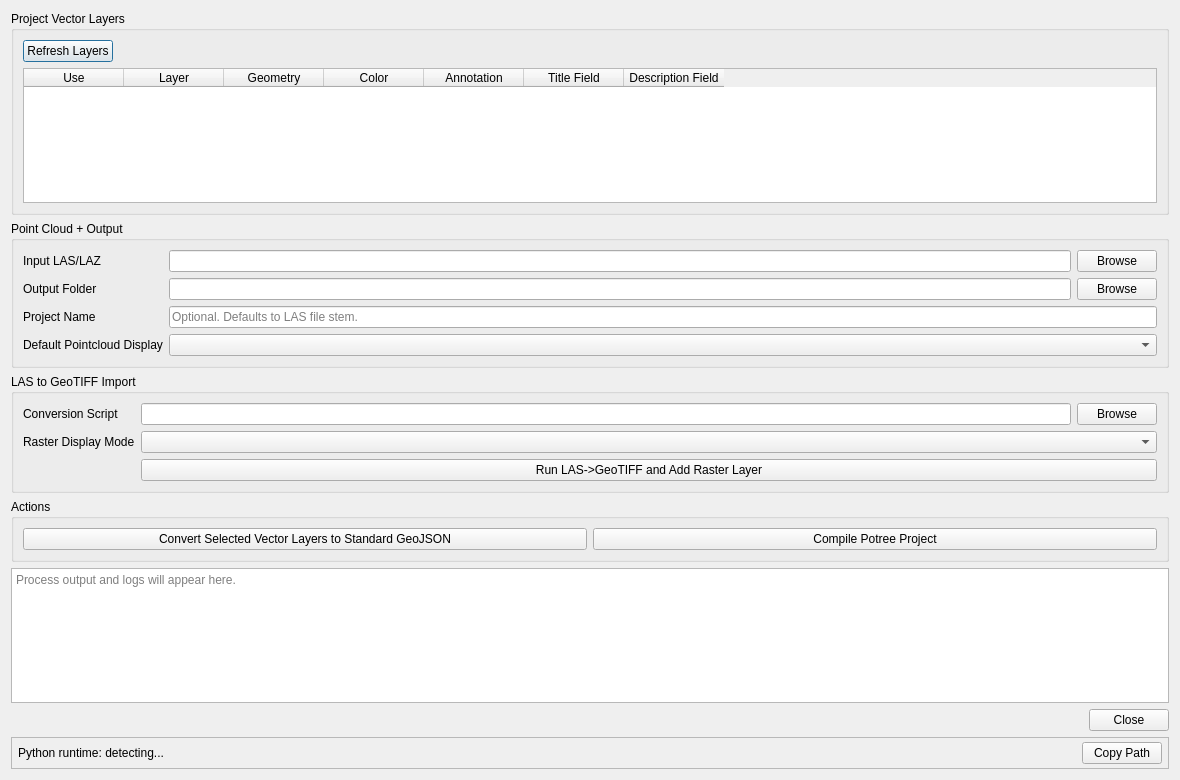
ThomasFarmer/PotreeCraft, file qgis_plugin/potreecraft_dialog_base.ui: the form before one commit.
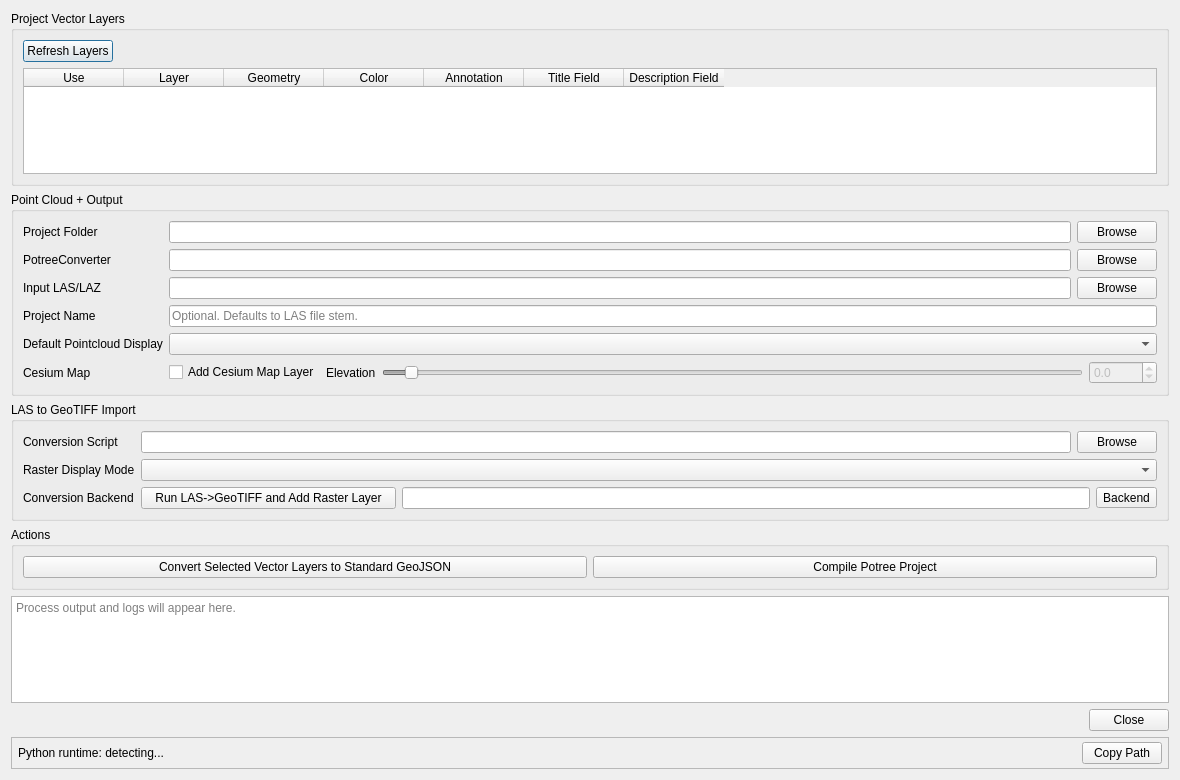
The form after the commit.

Patch:
```diff
--- a/qgis_plugin/potreecraft_dialog_base.ui
+++ b/qgis_plugin/potreecraft_dialog_base.ui
@@ -96,63 +96,154 @@
      </property>
      <layout class="QGridLayout" name="gridLayout_io">
       <item row="0" column="0">
+       <widget class="QLabel" name="label_output_folder">
+        <property name="text">
+         <string>Project Folder</string>
+        </property>
+       </widget>
+      </item>
+      <item row="0" column="1">
+       <widget class="QLineEdit" name="output_folder_edit"/>
+      </item>
+      <item row="0" column="2">
+       <widget class="QPushButton" name="output_browse_button">
+        <property name="text">
+         <string>Browse</string>
+        </property>
+       </widget>
+      </item>
+      <item row="1" column="0">
+       <widget class="QLabel" name="label_potreeconverter_path">
+        <property name="text">
+         <string>PotreeConverter</string>
+        </property>
+       </widget>
+      </item>
+      <item row="1" column="1">
+       <widget class="QLineEdit" name="potreeconverter_path_edit"/>
+      </item>
+      <item row="1" column="2">
+       <widget class="QPushButton" name="potreeconverter_browse_button">
+        <property name="text">
+         <string>Browse</string>
+        </property>
+       </widget>
+      </item>
+      <item row="2" column="0">
        <widget class="QLabel" name="label_las_input">
         <property name="text">
          <string>Input LAS/LAZ</string>
         </property>
        </widget>
       </item>
-      <item row="0" column="1">
+      <item row="2" column="1">
        <widget class="QLineEdit" name="las_input_edit"/>
       </item>
-      <item row="0" column="2">
+      <item row="2" column="2">
        <widget class="QPushButton" name="las_browse_button">
         <property name="text">
          <string>Browse</string>
         </property>
        </widget>
       </item>
-      <item row="1" column="0">
-       <widget class="QLabel" name="label_output_folder">
-        <property name="text">
-         <string>Output Folder</string>
-        </property>
-       </widget>
-      </item>
-      <item row="1" column="1">
-       <widget class="QLineEdit" name="output_folder_edit"/>
-      </item>
-      <item row="1" column="2">
-       <widget class="QPushButton" name="output_browse_button">
-        <property name="text">
-         <string>Browse</string>
-        </property>
-       </widget>
-      </item>
-      <item row="2" column="0">
+      <item row="3" column="0">
        <widget class="QLabel" name="label_project_name">
         <property name="text">
          <string>Project Name</string>
         </property>
        </widget>
       </item>
-      <item row="2" column="1" colspan="2">
+      <item row="3" column="1" colspan="2">
        <widget class="QLineEdit" name="project_name_edit">
         <property name="placeholderText">
          <string>Optional. Defaults to LAS file stem.</string>
         </property>
        </widget>
       </item>
-      <item row="3" column="0">
+      <item row="4" column="0">
        <widget class="QLabel" name="label_pointcloud_mode">
         <property name="text">
          <string>Default Pointcloud Display</string>
         </property>
        </widget>
       </item>
-      <item row="3" column="1" colspan="2">
+      <item row="4" column="1" colspan="2">
        <widget class="QComboBox" name="pointcloud_mode_combo"/>
       </item>
+      <item row="5" column="0">
+       <widget class="QLabel" name="label_cesium_map">
+        <property name="text">
+         <string>Cesium Map</string>
+        </property>
+       </widget>
+      </item>
+      <item row="5" column="1" colspan="2">
+       <widget class="QWidget" name="cesium_elevation_widget" native="true">
+        <layout class="QHBoxLayout" name="horizontalLayout_cesium_elevation">
+         <property name="leftMargin">
+          <number>0</number>
+         </property>
+         <property name="topMargin">
+          <number>0</number>
+         </property>
+         <property name="rightMargin">
+          <number>0</number>
+         </property>
+         <property name="bottomMargin">
+          <number>0</number>
+         </property>
+         <item>
+          <widget class="QCheckBox" name="cesium_map_checkbox">
+           <property name="text">
+            <string>Add Cesium Map Layer</string>
+           </property>
+          </widget>
+         </item>
+         <item>
+          <widget class="QLabel" name="label_cesium_elevation">
+           <property name="text">
+            <string>Elevation</string>
+           </property>
+          </widget>
+         </item>
+         <item>
+          <widget class="QSlider" name="cesium_elevation_slider">
+           <property name="enabled">
+            <bool>false</bool>
+           </property>
+           <property name="minimum">
+            <number>-1000</number>
+           </property>
+           <property name="maximum">
+            <number>30000</number>
+           </property>
+           <property name="orientation">
+            <enum>Qt::Horizontal</enum>
+           </property>
+          </widget>
+         </item>
+         <item>
+          <widget class="QDoubleSpinBox" name="cesium_elevation_spinbox">
+           <property name="enabled">
+            <bool>false</bool>
+           </property>
+           <property name="decimals">
+            <number>1</number>
+           </property>
+           <property name="minimum">
+            <double>-1000.000000000000000</double>
+           </property>
+           <property name="maximum">
+            <double>3000.000000000000000</double>
+           </property>
+           <property name="singleStep">
+            <double>0.100000000000000</double>
+           </property>
+          </widget>
+         </item>
+        </layout>
+       </widget>
+      </item>
      </layout>
     </widget>
    </item>
@@ -208,9 +299,54 @@
        <widget class="QComboBox" name="raster_mode_combo"/>
       </item>
       <item row="2" column="1">
-       <widget class="QPushButton" name="run_raster_conversion_button">
+       <widget class="QWidget" name="raster_conversion_action_widget" native="true">
+        <layout class="QHBoxLayout" name="horizontalLayout_raster_conversion_action">
+         <property name="leftMargin">
+          <number>0</number>
+         </property>
+         <property name="topMargin">
+          <number>0</number>
+         </property>
+         <property name="rightMargin">
+          <number>0</number>
+         </property>
+         <property name="bottomMargin">
+          <number>0</number>
+         </property>
+         <item>
+          <widget class="QPushButton" name="run_raster_conversion_button">
+           <property name="text">
+            <string>   Run LAS-&gt;GeoTIFF and Add Raster Layer   </string>
+           </property>
+          </widget>
+         </item>
+         <item>
+          <widget class="QLineEdit" name="raster_backend_status_edit">
+           <property name="readOnly">
+            <bool>true</bool>
+           </property>
+           <property name="focusPolicy">
+            <enum>Qt::NoFocus</enum>
+           </property>
+          </widget>
+         </item>
+         <item>
+          <widget class="QToolButton" name="raster_backend_button">
+           <property name="text">
+            <string>Backend</string>
+           </property>
+           <property name="popupMode">
+            <enum>QToolButton::InstantPopup</enum>
+           </property>
+          </widget>
+         </item>
+        </layout>
+       </widget>
+      </item>
+      <item row="2" column="0">
+       <widget class="QLabel" name="label_raster_backend">
         <property name="text">
-         <string>Run LAS-&gt;GeoTIFF and Add Raster Layer</string>
+         <string>Conversion Backend</string>
         </property>
        </widget>
       </item>
```
